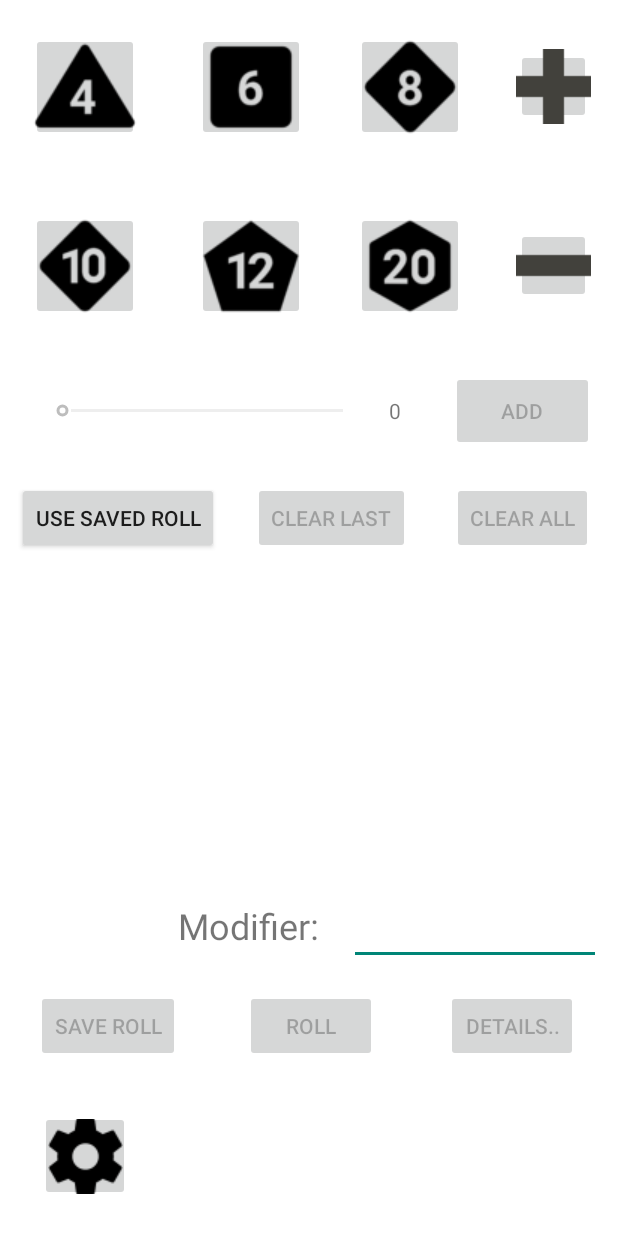
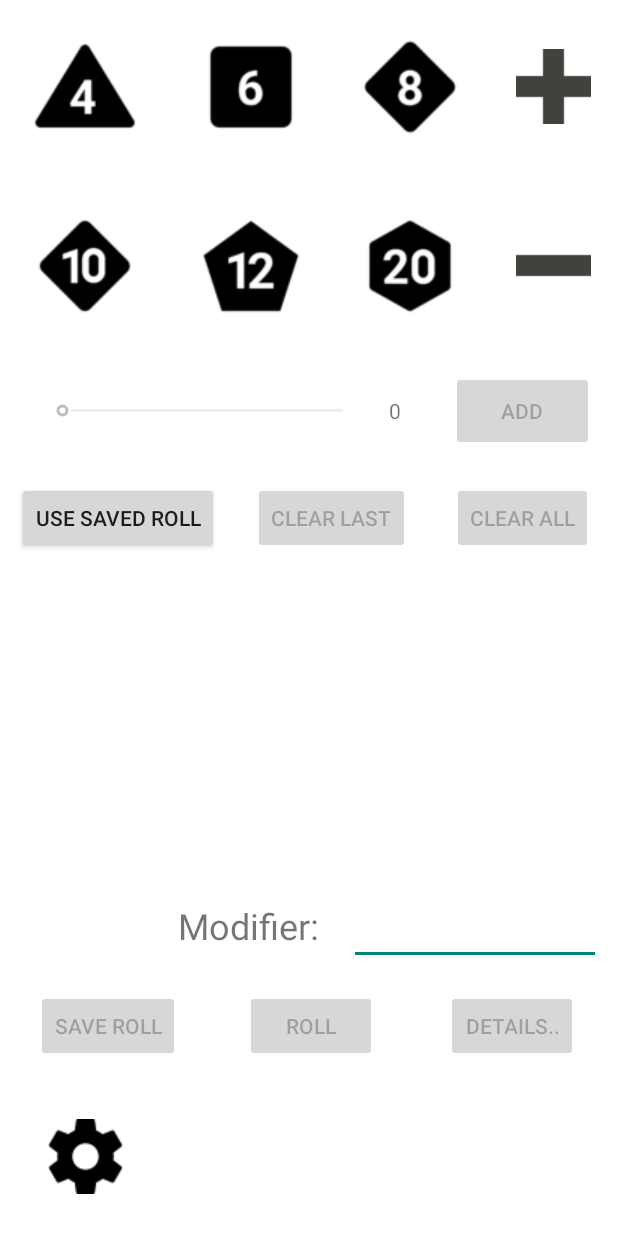
Before and after one commit to maroufia/RollPlayProject, an Android app: the screen it shows after launch (MainActivity), on a phone screen of 412 x 824 dp. Shown: the top 1233 px of the screen. Run offline under Robolectric (Android 15) with nearby library versions, the phone set to English and light mode, and no system bars.

Commit message:
Did stuff but alex will kill me :3

```diff
--- a/app/src/main/java/com/example/rollplay/Settings.java
+++ b/app/src/main/java/com/example/rollplay/Settings.java
@@ -56,9 +56,8 @@ public class Settings extends AppCompatActivity {
     public boolean onOptionsItemSelected(@NonNull MenuItem item) {
         if (item.getItemId() == android.R.id.home) {
             Intent intent = new Intent(Settings.this, MainActivity.class);
-            startActivity(intent);
+            setResult(1, intent);
             finish();
-            return true;
         }
         return super.onOptionsItemSelected(item);
     }
--- a/app/src/main/res/layout-land/activity_main.xml
+++ b/app/src/main/res/layout-land/activity_main.xml
@@ -11,6 +11,7 @@
         android:id="@+id/d4_button"
         android:layout_width="72dp"
         android:layout_height="72dp"
+        android:background="@null"
         android:contentDescription="@string/todo"
         app:layout_constraintBottom_toTopOf="@+id/guideline27"
         app:layout_constraintEnd_toStartOf="@+id/guideline15"
@@ -22,6 +23,7 @@
         android:id="@+id/d6_button"
         android:layout_width="72dp"
         android:layout_height="72dp"
+        android:background="@null"
         app:layout_constraintBottom_toTopOf="@+id/guideline27"
         app:layout_constraintEnd_toStartOf="@+id/guideline16"
         app:layout_constraintStart_toStartOf="@+id/guideline15"
@@ -32,6 +34,7 @@
         android:id="@+id/d8_button"
         android:layout_width="72dp"
         android:layout_height="72dp"
+        android:background="@null"
         app:layout_constraintBottom_toTopOf="@+id/guideline27"
         app:layout_constraintEnd_toStartOf="@+id/guideline17"
         app:layout_constraintStart_toStartOf="@+id/guideline16"
@@ -42,6 +45,7 @@
         android:id="@+id/d10_button"
         android:layout_width="72dp"
         android:layout_height="72dp"
+        android:background="@null"
         app:layout_constraintBottom_toTopOf="@+id/guideline27"
         app:layout_constraintEnd_toStartOf="@+id/guideline18"
         app:layout_constraintStart_toStartOf="@+id/guideline17"
@@ -52,6 +56,7 @@
         android:id="@+id/d12_button"
         android:layout_width="72dp"
         android:layout_height="72dp"
+        android:background="@null"
         app:layout_constraintBottom_toTopOf="@+id/guideline27"
         app:layout_constraintEnd_toStartOf="@+id/guideline19"
         app:layout_constraintStart_toStartOf="@+id/guideline18"
@@ -62,6 +67,7 @@
         android:id="@+id/d20_button"
         android:layout_width="72dp"
         android:layout_height="72dp"
+        android:background="@null"
         app:layout_constraintBottom_toTopOf="@+id/guideline27"
         app:layout_constraintEnd_toStartOf="@+id/guideline20"
         app:layout_constraintStart_toStartOf="@+id/guideline19"
@@ -179,6 +185,7 @@
         android:id="@+id/settings_button"
         android:layout_width="60dp"
         android:layout_height="60dp"
+        android:background="@null"
         app:layout_constraintBottom_toBottomOf="parent"
         app:layout_constraintEnd_toStartOf="@+id/guideline15"
         app:layout_constraintStart_toStartOf="parent"
@@ -199,6 +206,7 @@
         android:id="@+id/plus_button"
         android:layout_width="50dp"
         android:layout_height="50dp"
+        android:background="@null"
         app:layout_constraintBottom_toTopOf="@+id/guideline27"
         app:layout_constraintEnd_toStartOf="@+id/minus_button"
         app:layout_constraintStart_toStartOf="@+id/guideline22"
@@ -209,6 +217,7 @@
         android:id="@+id/minus_button"
         android:layout_width="50dp"
         android:layout_height="50dp"
+        android:background="@null"
         app:layout_constraintBottom_toTopOf="@+id/guideline27"
         app:layout_constraintEnd_toEndOf="parent"
         app:layout_constraintStart_toStartOf="@+id/guideline21"
--- a/app/src/main/res/layout/activity_main.xml
+++ b/app/src/main/res/layout/activity_main.xml
@@ -11,6 +11,7 @@
         android:id="@+id/d4_button"
         android:layout_width="72dp"
         android:layout_height="72dp"
+        android:background="@null"
         android:contentDescription="@string/todo"
         app:layout_constraintBottom_toTopOf="@+id/guideline"
         app:layout_constraintEnd_toStartOf="@+id/guideline8"
@@ -22,6 +23,7 @@
         android:id="@+id/d6_button"
         android:layout_width="72dp"
         android:layout_height="72dp"
+        android:background="@null"
         app:layout_constraintBottom_toTopOf="@+id/guideline"
         app:layout_constraintEnd_toStartOf="@+id/guideline9"
         app:layout_constraintStart_toStartOf="@+id/guideline8"
@@ -32,6 +34,7 @@
         android:id="@+id/d8_button"
         android:layout_width="72dp"
         android:layout_height="72dp"
+        android:background="@null"
         app:layout_constraintBottom_toTopOf="@+id/guideline"
         app:layout_constraintEnd_toStartOf="@+id/guideline10"
         app:layout_constraintStart_toStartOf="@+id/guideline9"
@@ -42,6 +45,7 @@
         android:id="@+id/d10_button"
         android:layout_width="72dp"
         android:layout_height="72dp"
+        android:background="@null"
         app:layout_constraintBottom_toTopOf="@+id/guideline2"
         app:layout_constraintEnd_toStartOf="@+id/guideline8"
         app:layout_constraintStart_toStartOf="parent"
@@ -52,6 +56,7 @@
         android:id="@+id/d12_button"
         android:layout_width="72dp"
         android:layout_height="72dp"
+        android:background="@null"
         app:layout_constraintBottom_toTopOf="@+id/guideline2"
         app:layout_constraintEnd_toStartOf="@+id/guideline9"
         app:layout_constraintHorizontal_bias="0.514"
@@ -63,6 +68,7 @@
         android:id="@+id/d20_button"
         android:layout_width="72dp"
         android:layout_height="72dp"
+        android:background="@null"
         app:layout_constraintBottom_toTopOf="@+id/guideline2"
         app:layout_constraintEnd_toStartOf="@+id/guideline10"
         app:layout_constraintStart_toStartOf="@+id/guideline9"
@@ -181,6 +187,7 @@
         android:id="@+id/settings_button"
         android:layout_width="60dp"
         android:layout_height="60dp"
+        android:background="@null"
         app:layout_constraintBottom_toBottomOf="parent"
         app:layout_constraintEnd_toStartOf="@+id/guideline8"
         app:layout_constraintStart_toStartOf="parent"
@@ -201,6 +208,7 @@
         android:id="@+id/plus_button"
         android:layout_width="50dp"
         android:layout_height="50dp"
+        android:background="@null"
         app:layout_constraintBottom_toTopOf="@+id/guideline"
         app:layout_constraintEnd_toEndOf="parent"
         app:layout_constraintStart_toStartOf="@+id/guideline10"
@@ -211,6 +219,7 @@
         android:id="@+id/minus_button"
         android:layout_width="50dp"
         android:layout_height="50dp"
+        android:background="@null"
         app:layout_constraintBottom_toTopOf="@+id/guideline2"
         app:layout_constraintEnd_toEndOf="parent"
         app:layout_constraintStart_toStartOf="@+id/guideline10"
```
Also changed, not shown: app/src/main/java/com/example/rollplay/DetailsActivity.java (+4 -3 lines), app/src/main/java/com/example/rollplay/MainActivity.java (+44 -17 lines), app/src/main/java/com/example/rollplay/SaveActivity.java (+4 -3 lines), app/src/main/java/com/example/rollplay/SavedAdapter.java (+13 -6 lines), app/src/main/java/com/example/rollplay/UseSavedActivity.java (+12 -10 lines).
